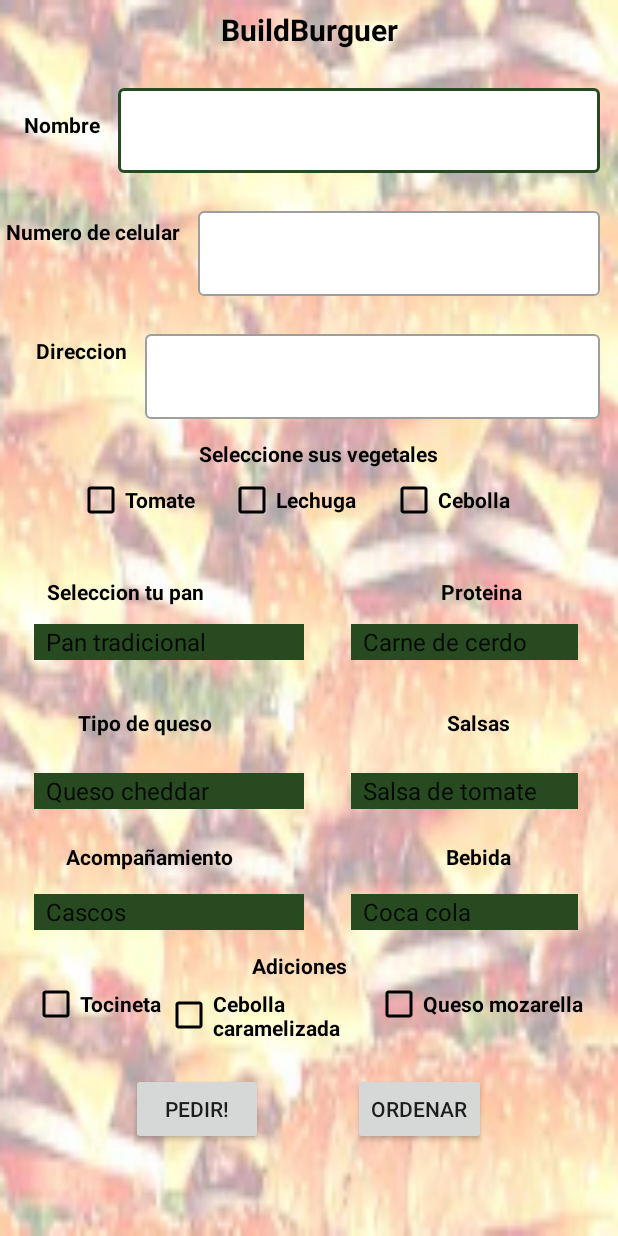
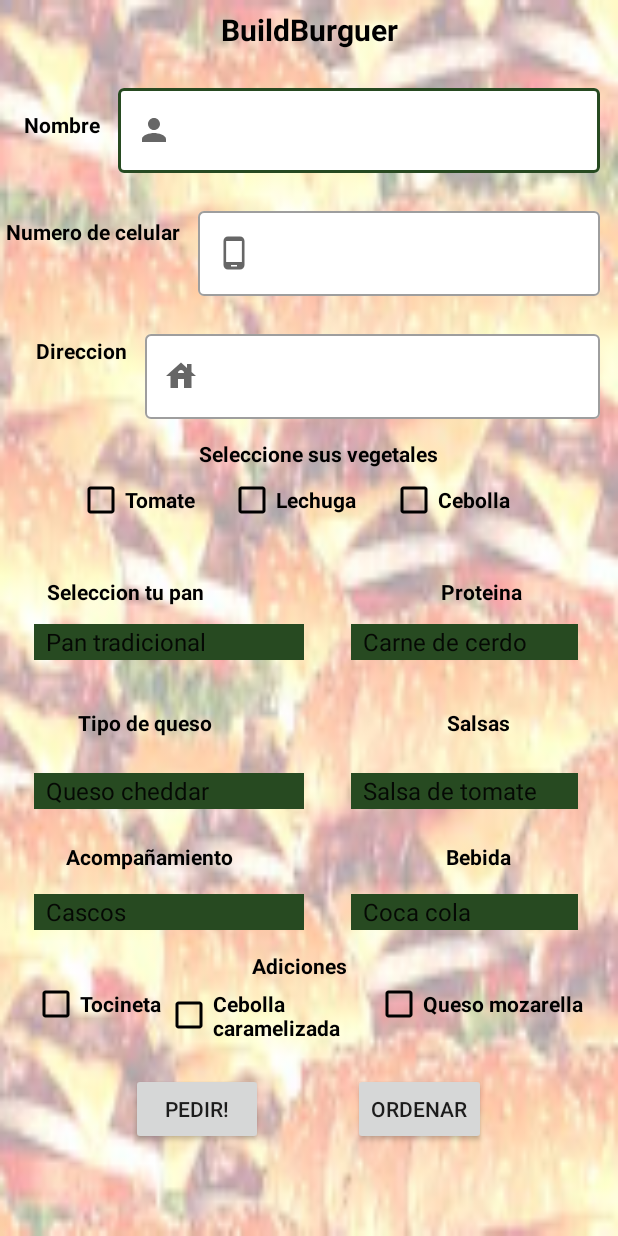
Before and after one commit to sebastianbernalc/menu, an Android app: the screen it shows after launch (MainActivity), on a phone screen of 412 x 824 dp. Run offline under Robolectric (Android 15) with nearby library versions, the phone set to English and light mode, and no system bars.

```diff
--- a/app/src/main/res/drawable/ic_baseline_house_24.xml
+++ b/app/src/main/res/drawable/ic_baseline_house_24.xml
@@ -1,5 +1,5 @@
-<vector android:height="24dp" android:tint="#000000"
+<vector android:height="24dp" android:tint="#ffffff"
     android:viewportHeight="24" android:viewportWidth="24"
     android:width="24dp" xmlns:android="http://schemas.android.com/apk/res/android">
-    <path android:fillColor="@android:color/white" android:pathData="M19,9.3V4h-3v2.6L12,3L2,12h3v8h5v-6h4v6h5v-8h3L19,9.3zM10,10c0,-1.1 0.9,-2 2,-2s2,0.9 2,2H10z"/>
+    <path android:fillColor="@android:color/black" android:pathData="M19,9.3V4h-3v2.6L12,3L2,12h3v8h5v-6h4v6h5v-8h3L19,9.3zM10,10c0,-1.1 0.9,-2 2,-2s2,0.9 2,2H10z"/>
 </vector>
--- a/app/src/main/res/drawable/ic_baseline_person_24.xml
+++ b/app/src/main/res/drawable/ic_baseline_person_24.xml
@@ -1,5 +1,5 @@
-<vector android:height="24dp" android:tint="#000000"
+<vector android:height="24dp" android:tint="#ffffff"
     android:viewportHeight="24" android:viewportWidth="24"
     android:width="24dp" xmlns:android="http://schemas.android.com/apk/res/android">
-    <path android:fillColor="@android:color/white" android:pathData="M12,12c2.21,0 4,-1.79 4,-4s-1.79,-4 -4,-4 -4,1.79 -4,4 1.79,4 4,4zM12,14c-2.67,0 -8,1.34 -8,4v2h16v-2c0,-2.66 -5.33,-4 -8,-4z"/>
+    <path android:fillColor="@android:color/black" android:pathData="M12,12c2.21,0 4,-1.79 4,-4s-1.79,-4 -4,-4 -4,1.79 -4,4 1.79,4 4,4zM12,14c-2.67,0 -8,1.34 -8,4v2h16v-2c0,-2.66 -5.33,-4 -8,-4z"/>
 </vector>
--- a/app/src/main/res/drawable/ic_baseline_phone_android_24.xml
+++ b/app/src/main/res/drawable/ic_baseline_phone_android_24.xml
@@ -1,5 +1,5 @@
-<vector android:height="24dp" android:tint="#000000"
+<vector android:height="24dp" android:tint="#ffffff"
     android:viewportHeight="24" android:viewportWidth="24"
     android:width="24dp" xmlns:android="http://schemas.android.com/apk/res/android">
-    <path android:fillColor="@android:color/white" android:pathData="M16,1L8,1C6.34,1 5,2.34 5,4v16c0,1.66 1.34,3 3,3h8c1.66,0 3,-1.34 3,-3L19,4c0,-1.66 -1.34,-3 -3,-3zM14,21h-4v-1h4v1zM17.25,18L6.75,18L6.75,4h10.5v14z"/>
+    <path android:fillColor="@android:color/black" android:pathData="M16,1L8,1C6.34,1 5,2.34 5,4v16c0,1.66 1.34,3 3,3h8c1.66,0 3,-1.34 3,-3L19,4c0,-1.66 -1.34,-3 -3,-3zM14,21h-4v-1h4v1zM17.25,18L6.75,18L6.75,4h10.5v14z"/>
 </vector>
--- /dev/null
+++ b/app/src/main/res/drawable/person.xml
@@ -0,0 +1,5 @@
+<vector android:height="24dp" android:tint="#FF000000"
+    android:viewportHeight="24" android:viewportWidth="24"
+    android:width="24dp" xmlns:android="http://schemas.android.com/apk/res/android">
+    <path android:fillColor="@android:color/white" android:pathData="M12,12c2.21,0 4,-1.79 4,-4s-1.79,-4 -4,-4 -4,1.79 -4,4 1.79,4 4,4zM12,14c-2.67,0 -8,1.34 -8,4v2h16v-2c0,-2.66 -5.33,-4 -8,-4z"/>
+</vector>
--- a/app/src/main/res/layout/activity_main.xml
+++ b/app/src/main/res/layout/activity_main.xml
@@ -348,7 +348,7 @@
         android:id="@+id/textView"
         android:layout_width="wrap_content"
         android:layout_height="wrap_content"
-        android:layout_marginTop="85dp"
+        android:layout_marginTop="50dp"
         android:textColor="@color/black"
         android:textSize="24sp"
         app:layout_constraintEnd_toEndOf="parent"
@@ -357,8 +357,10 @@
 
     <com.google.android.material.textfield.TextInputLayout
         android:id="@+id/nombre_input_text_layout"
+        app:startIconDrawable="@drawable/person"
         style="@style/Widget.MaterialComponents.TextInputLayout.OutlinedBox"
         android:layout_width="0dp"
+
         android:layout_height="wrap_content"
         android:layout_marginStart="12dp"
         android:layout_marginTop="20dp"
@@ -380,6 +382,7 @@
     </com.google.android.material.textfield.TextInputLayout>
 
     <com.google.android.material.textfield.TextInputLayout
+        app:startIconDrawable="@drawable/ic_baseline_phone_android_24"
         android:id="@+id/celular_input_text_layout"
         style="@style/Widget.MaterialComponents.TextInputLayout.OutlinedBox"
         android:layout_width="0dp"
@@ -403,9 +406,11 @@
     </com.google.android.material.textfield.TextInputLayout>
 
     <com.google.android.material.textfield.TextInputLayout
+        app:startIconDrawable="@drawable/ic_baseline_house_24"
         android:id="@+id/email_input_text_layout"
         style="@style/Widget.MaterialComponents.TextInputLayout.OutlinedBox"
         android:layout_width="0dp"
+
         android:layout_height="wrap_content"
         android:layout_marginStart="12dp"
         android:layout_marginTop="20dp"
--- a/app/src/main/res/values-night/themes.xml
+++ b/app/src/main/res/values-night/themes.xml
@@ -4,11 +4,11 @@
         <!-- Primary brand color. -->
         <item name="colorPrimary">@color/verde</item>
         <item name="colorPrimaryVariant">@color/verde</item>
-        <item name="colorOnPrimary">@color/white</item>
+        <item name="colorOnPrimary">@color/black</item>
         <!-- Secondary brand color. -->
         <item name="colorSecondary">@color/verde</item>
         <item name="colorSecondaryVariant">@color/verde</item>
-        <item name="colorOnSecondary">@color/white</item>
+        <item name="colorOnSecondary">@color/black</item>
         <!-- Status bar color. -->
         <item name="android:statusBarColor" tools:targetApi="l">?attr/colorPrimaryVariant</item>
         <!-- Customize your theme here. -->
--- a/app/src/main/res/values/strings.xml
+++ b/app/src/main/res/values/strings.xml
@@ -1,4 +1,5 @@
 <resources>
+    <string name="datosson">"Sus datos son"</string>
     <string name="app_name">menu</string>
     <string name="buildburger">BuildBurguer</string>
     <string name="pan_text">Seleccion tu pan</string>
```
Also changed, not shown: app/src/main/java/com/sebastianb/menu/MainActivity.kt (+41 -8 lines).
